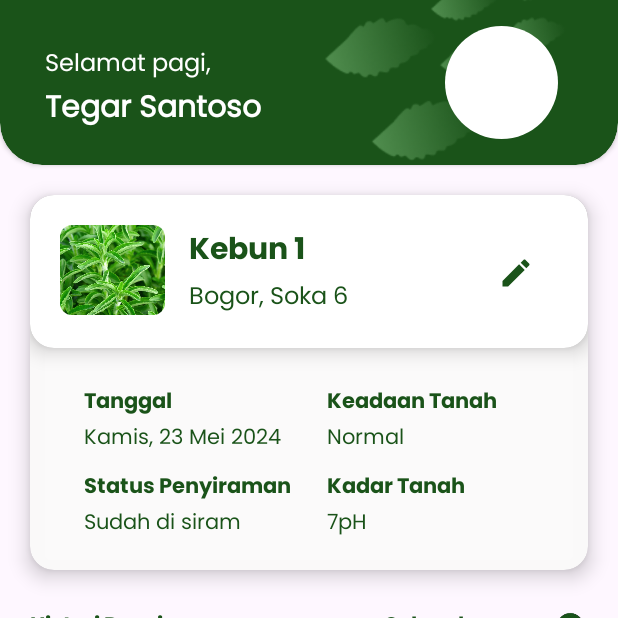
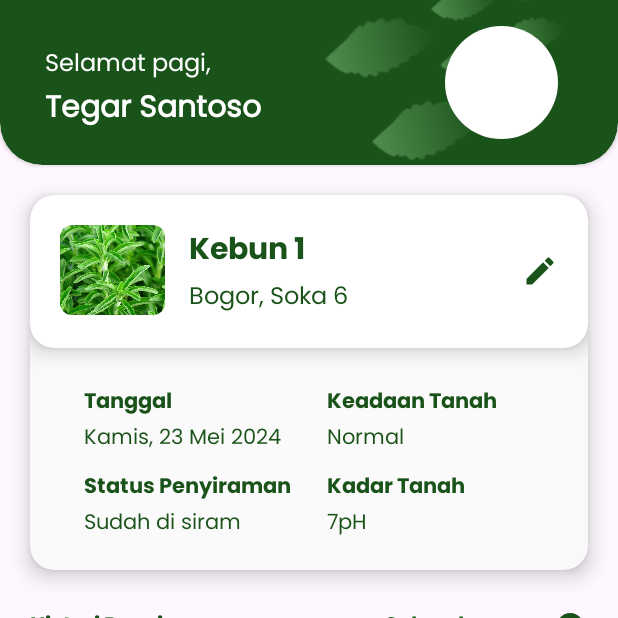
Before and after one commit to Iyaddhh/HydraTiva-App, an Android app: the detail_watering screen opened directly, with no data from a screen before it, on a phone screen of 412 x 824 dp, the top half of it. Run offline under Robolectric (Android 15) with nearby library versions, the phone set to English and light mode, and no system bars; 2 statements that could not run were skipped.

Commit message:
"Revisi Icon Edit"

```diff
--- a/app/src/main/res/layout/activity_detail_watering.xml
+++ b/app/src/main/res/layout/activity_detail_watering.xml
@@ -127,8 +127,9 @@
 
                         <!-- Text Section -->
                         <LinearLayout
-                            android:layout_width="wrap_content"
+                            android:layout_width="0dp"
                             android:layout_height="wrap_content"
+                            android:layout_weight="1"
                             android:orientation="vertical">
 
                             <TextView
@@ -148,13 +149,13 @@
                                 android:textColor="@color/primary" />
                         </LinearLayout>
 
+                        <!-- Edit Icon Section -->
                         <ImageView
                             android:id="@+id/arrowRight3"
                             android:layout_width="wrap_content"
                             android:layout_height="wrap_content"
-                            android:layout_marginStart="100dp"
-                            android:layout_marginTop="20dp"
-                            android:src="@drawable/baseline_edit_24"/>
+                            android:src="@drawable/baseline_edit_24"
+                            android:layout_gravity="center_vertical"/>
                     </LinearLayout>
                 </androidx.cardview.widget.CardView>
 
```
